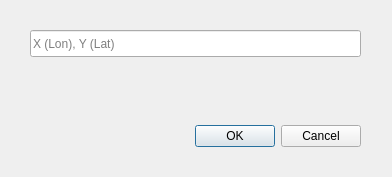
Before: the Qt Designer form ui/goto.ui in nyanyaon/GeoKKP-GIS, drawn with Qt 5.
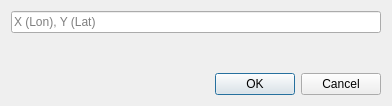
After: the same form once the commit is applied. Custom widgets are drawn as their Qt base class.

Commit message: Tambah layout.

Diff of the .ui file:
```diff
--- a/ui/goto.ui
+++ b/ui/goto.ui
@@ -7,37 +7,18 @@
     <x>0</x>
     <y>0</y>
     <width>392</width>
-    <height>177</height>
+    <height>106</height>
    </rect>
   </property>
   <property name="windowTitle">
    <string>Zoom ke Lokasi XY</string>
   </property>
-  <widget class="QDialogButtonBox" name="buttonBox">
-   <property name="geometry">
-    <rect>
-     <x>20</x>
-     <y>120</y>
-     <width>341</width>
-     <height>32</height>
-    </rect>
-   </property>
-   <property name="orientation">
-    <enum>Qt::Horizontal</enum>
-   </property>
-   <property name="standardButtons">
-    <set>QDialogButtonBox::Cancel|QDialogButtonBox::Ok</set>
-   </property>
-  </widget>
+  <layout class="QGridLayout" name="gridLayout">
+   <item row="1" column="0">
+    <widget class="QgsProjectionSelectionWidget" name="selectProj"/>
+   </item>
+   <item row="0" column="0">
   <widget class="QgsFilterLineEdit" name="mLineEditXY">
-   <property name="geometry">
-    <rect>
-     <x>30</x>
-     <y>30</y>
-     <width>331</width>
-     <height>27</height>
-    </rect>
-   </property>
    <property name="placeholderText">
     <string>X (Lon), Y (Lat)</string>
    </property>
@@ -45,28 +26,43 @@
     <string notr="true"/>
    </property>
   </widget>
-  <widget class="QgsProjectionSelectionWidget" name="selectProj" native="true">
-   <property name="geometry">
-    <rect>
-     <x>30</x>
-     <y>70</y>
-     <width>331</width>
-     <height>27</height>
-    </rect>
-   </property>
-  </widget>
+   </item>
+   <item row="3" column="0">
+    <widget class="QDialogButtonBox" name="buttonBox">
+     <property name="orientation">
+      <enum>Qt::Horizontal</enum>
+     </property>
+     <property name="standardButtons">
+      <set>QDialogButtonBox::Cancel|QDialogButtonBox::Ok</set>
+     </property>
+    </widget>
+   </item>
+   <item row="2" column="0">
+    <spacer name="verticalSpacer">
+     <property name="orientation">
+      <enum>Qt::Vertical</enum>
+     </property>
+     <property name="sizeHint" stdset="0">
+      <size>
+       <width>20</width>
+       <height>40</height>
+      </size>
+     </property>
+    </spacer>
+   </item>
+  </layout>
  </widget>
  <customwidgets>
-  <customwidget>
-   <class>QgsProjectionSelectionWidget</class>
-   <extends>QWidget</extends>
-   <header>qgsprojectionselectionwidget.h</header>
-  </customwidget>
   <customwidget>
    <class>QgsFilterLineEdit</class>
    <extends>QLineEdit</extends>
    <header>qgsfilterlineedit.h</header>
   </customwidget>
+  <customwidget>
+   <class>QgsProjectionSelectionWidget</class>
+   <extends>QWidget</extends>
+   <header>qgsprojectionselectionwidget.h</header>
+  </customwidget>
  </customwidgets>
  <resources/>
  <connections>
```
Lines whose indentation alone changed are shown as unchanged. The commit also changes 1 other file.
